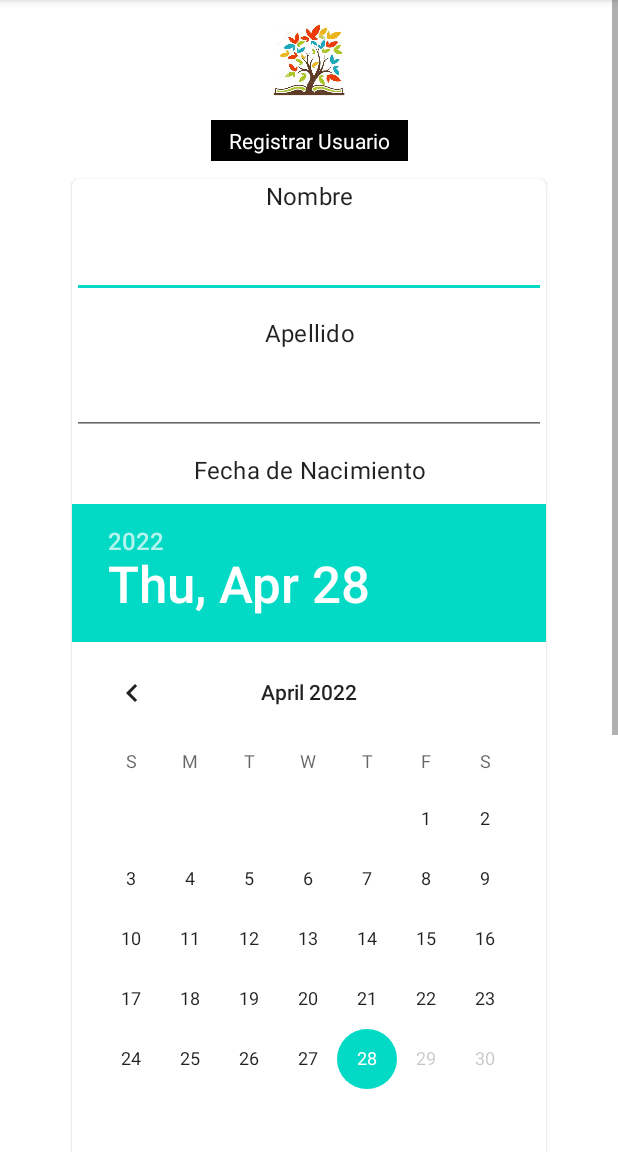
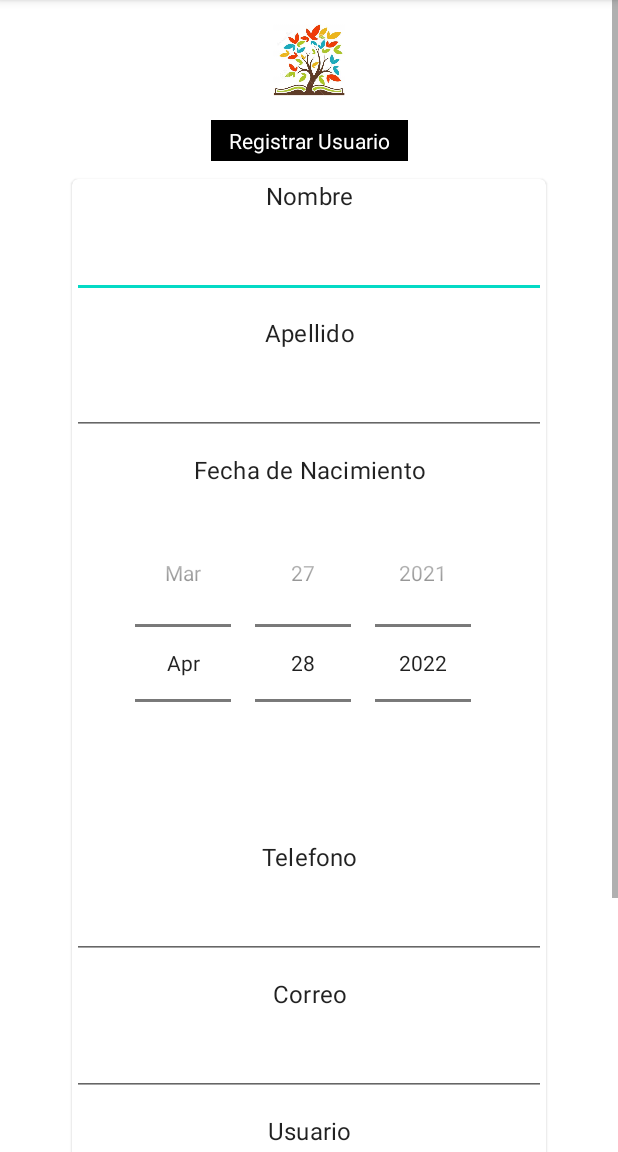
Before and after one commit to vm17056/tecaApp, an Android app: the screen it shows after launch (RegistrarseActivity), after a tap on "REGISTRAR USUARIO", on a phone screen of 412 x 824 dp, the part 84-1236 px from its top. Run offline under Robolectric (Android 15) with nearby library versions, the light colour scheme and no system bars; 1 other tap on this screen came first.

Commit message:
reparaciones
reparando acceso a la base de datos
reparando tipo de calendario utilizado en formulario de registrar usuario

```diff
--- a/app/src/main/java/com/sv/proye/tecaapp/dto/DatabaseHandler.java
+++ b/app/src/main/java/com/sv/proye/tecaapp/dto/DatabaseHandler.java
@@ -15,7 +15,7 @@ import java.util.List;
 
 public abstract class DatabaseHandler<Modelo> extends SQLiteOpenHelper {
     private static final Integer DB_VERSION = 1;
-    private static final String DB_NAME = "BIBLIOTECAR";
+    private static final String DB_NAME = "BIBLIOTECAR.db";
     protected static final String DATE_FORMAT = DateUtils.FORMAT_YYYY_MM_DD;
 
     public DatabaseHandler(@Nullable Context context) {
@@ -79,7 +79,7 @@ public abstract class DatabaseHandler<Modelo> extends SQLiteOpenHelper {
         return dDLQuery.toString();
     }
 
-    private String[] prepareKeysSelection() {
+    protected String[] prepareKeysSelection() {
         StringBuilder dDLQuery = new StringBuilder("");
         int i = 0;
         List<String> keysAndId = new ArrayList<>();
@@ -87,7 +87,7 @@ public abstract class DatabaseHandler<Modelo> extends SQLiteOpenHelper {
         for (KeysMatch key : getKeysNoId()) {
             keysAndId.add(key.getKeyName());
         }
-        return (String[]) keysAndId.toArray();
+        return keysAndId.toArray(new String[0]);
     }
 
     /**
--- a/app/src/main/res/layout/activity_registrarse.xml
+++ b/app/src/main/res/layout/activity_registrarse.xml
@@ -107,6 +107,8 @@
                         android:id="@+id/register_fechanacimiento"
                         android:layout_width="match_parent"
                         android:layout_height="wrap_content"
+                        android:datePickerMode="spinner"
+                        android:calendarViewShown="false"
                         android:layout_marginTop="@dimen/padding_button" />
 
                     <TextView
@@ -185,6 +187,7 @@
                         android:layout_width="match_parent"
                         android:layout_height="wrap_content"
                         android:layout_marginTop="@dimen/padding_button"
+                        style="@style/ThemeOverlay.Material3.MaterialCalendar"
                         android:gravity="center"
                         android:text="@string/save" />
                 </LinearLayout>
```
